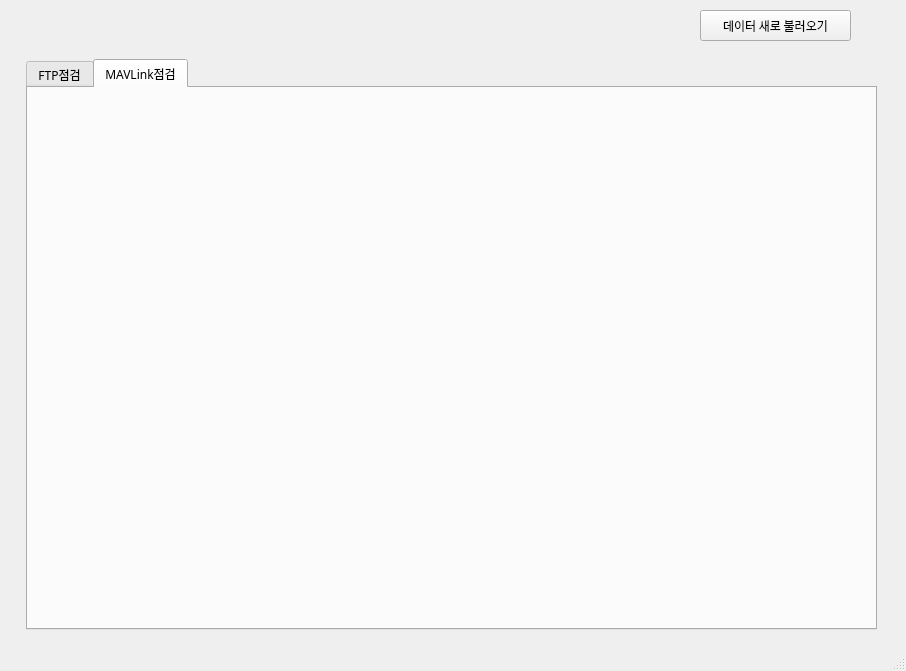
Qt form ui/PX4Inspector.ui (Herrtane/PX4Inspector) before a commit.
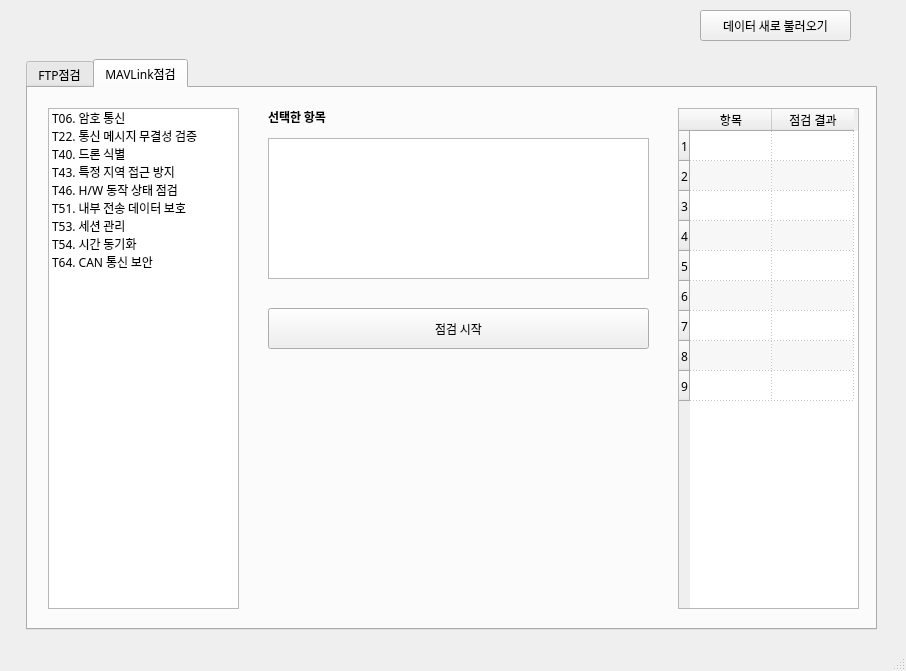
The same form after that commit. The open tabs and pages were chosen to show the change.

```diff
--- a/ui/PX4Inspector.ui
+++ b/ui/PX4Inspector.ui
@@ -318,6 +318,238 @@
      <attribute name="title">
       <string>MAVLink점검</string>
      </attribute>
+     <widget class="QListWidget" name="mavlink_listWidget">
+      <property name="geometry">
+       <rect>
+        <x>20</x>
+        <y>20</y>
+        <width>191</width>
+        <height>501</height>
+       </rect>
+      </property>
+      <item>
+       <property name="text">
+        <string>T06. 암호 통신</string>
+       </property>
+      </item>
+      <item>
+       <property name="text">
+        <string>T22. 통신 메시지 무결성 검증</string>
+       </property>
+      </item>
+      <item>
+       <property name="text">
+        <string>T40. 드론 식별</string>
+       </property>
+      </item>
+      <item>
+       <property name="text">
+        <string>T43. 특정 지역 접근 방지</string>
+       </property>
+      </item>
+      <item>
+       <property name="text">
+        <string>T46. H/W 동작 상태 점검</string>
+       </property>
+      </item>
+      <item>
+       <property name="text">
+        <string>T51. 내부 전송 데이터 보호</string>
+       </property>
+      </item>
+      <item>
+       <property name="text">
+        <string>T53. 세션 관리</string>
+       </property>
+      </item>
+      <item>
+       <property name="text">
+        <string>T54. 시간 동기화</string>
+       </property>
+      </item>
+      <item>
+       <property name="text">
+        <string>T64. CAN 통신 보안</string>
+       </property>
+      </item>
+     </widget>
+     <widget class="QTableWidget" name="mavlink_result_tableWidget">
+      <property name="geometry">
+       <rect>
+        <x>650</x>
+        <y>20</y>
+        <width>181</width>
+        <height>501</height>
+       </rect>
+      </property>
+      <property name="autoFillBackground">
+       <bool>false</bool>
+      </property>
+      <property name="sizeAdjustPolicy">
+       <enum>QAbstractScrollArea::AdjustIgnored</enum>
+      </property>
+      <property name="alternatingRowColors">
+       <bool>true</bool>
+      </property>
+      <property name="showGrid">
+       <bool>true</bool>
+      </property>
+      <property name="gridStyle">
+       <enum>Qt::DotLine</enum>
+      </property>
+      <attribute name="horizontalHeaderDefaultSectionSize">
+       <number>82</number>
+      </attribute>
+      <row>
+       <property name="text">
+        <string>1</string>
+       </property>
+      </row>
+      <row>
+       <property name="text">
+        <string>2</string>
+       </property>
+      </row>
+      <row>
+       <property name="text">
+        <string>3</string>
+       </property>
+      </row>
+      <row>
+       <property name="text">
+        <string>4</string>
+       </property>
+      </row>
+      <row>
+       <property name="text">
+        <string>5</string>
+       </property>
+      </row>
+      <row>
+       <property name="text">
+        <string>6</string>
+       </property>
+      </row>
+      <row>
+       <property name="text">
+        <string>7</string>
+       </property>
+      </row>
+      <row>
+       <property name="text">
+        <string>8</string>
+       </property>
+      </row>
+      <row>
+       <property name="text">
+        <string>9</string>
+       </property>
+      </row>
+      <column>
+       <property name="text">
+        <string>항목</string>
+       </property>
+      </column>
+      <column>
+       <property name="text">
+        <string>점검 결과</string>
+       </property>
+      </column>
+      <item row="0" column="0">
+       <property name="text">
+        <string/>
+       </property>
+      </item>
+      <item row="0" column="1">
+       <property name="text">
+        <string/>
+       </property>
+      </item>
+      <item row="1" column="0">
+       <property name="text">
+        <string/>
+       </property>
+      </item>
+      <item row="1" column="1">
+       <property name="text">
+        <string/>
+       </property>
+      </item>
+      <item row="2" column="0">
+       <property name="text">
+        <string/>
+       </property>
+      </item>
+      <item row="2" column="1">
+       <property name="text">
+        <string/>
+       </property>
+      </item>
+      <item row="3" column="0">
+       <property name="text">
+        <string/>
+       </property>
+      </item>
+      <item row="3" column="1">
+       <property name="text">
+        <string/>
+       </property>
+      </item>
+      <item row="4" column="0">
+       <property name="text">
+        <string/>
+       </property>
+      </item>
+      <item row="4" column="1">
+       <property name="text">
+        <string/>
+       </property>
+      </item>
+      <item row="5" column="0">
+       <property name="text">
+        <string/>
+       </property>
+      </item>
+     </widget>
+     <widget class="QPushButton" name="mavlink_start_pushButton">
+      <property name="geometry">
+       <rect>
+        <x>240</x>
+        <y>220</y>
+        <width>381</width>
+        <height>41</height>
+       </rect>
+      </property>
+      <property name="text">
+       <string>점검 시작</string>
+      </property>
+     </widget>
+     <widget class="QLabel" name="label_3">
+      <property name="geometry">
+       <rect>
+        <x>240</x>
+        <y>20</y>
+        <width>91</width>
+        <height>16</height>
+       </rect>
+      </property>
+      <property name="text">
+       <string>&lt;html&gt;&lt;head/&gt;&lt;body&gt;&lt;p&gt;&lt;span style=&quot; font-weight:600;&quot;&gt;선택한 항목&lt;/span&gt;&lt;/p&gt;&lt;/body&gt;&lt;/html&gt;</string>
+      </property>
+     </widget>
+     <widget class="QTextEdit" name="mavlink_selected_textEdit">
+      <property name="geometry">
+       <rect>
+        <x>240</x>
+        <y>50</y>
+        <width>381</width>
+        <height>141</height>
+       </rect>
+      </property>
+      <property name="readOnly">
+       <bool>true</bool>
+      </property>
+     </widget>
     </widget>
    </widget>
   </widget>
```
Left out of the diff: 8 changed lines with no effect on the pictures.
